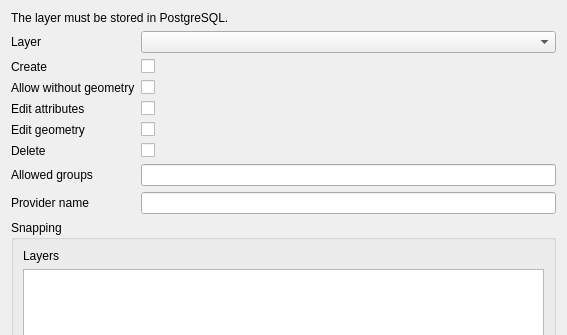
The window that lizmap/resources/ui/ui_form_edition.ui (3liz/lizmap-plugin) describes before a commit, drawn with Qt 5; both pictures show x 0 to 567 and y 0 to 335 of the 567 by 517 pixel window.
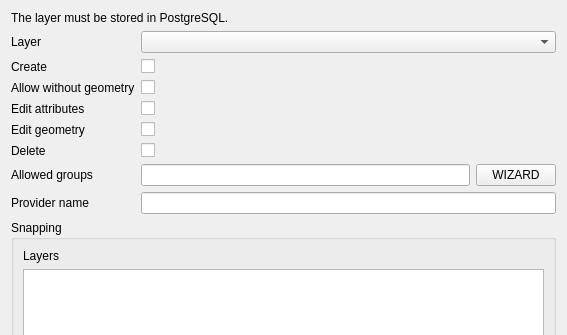
The same window after the commit. Custom widgets are drawn as their Qt base class.

Commit message: UX - Add new wizard for group

```diff
--- a/lizmap/resources/ui/ui_form_edition.ui
+++ b/lizmap/resources/ui/ui_form_edition.ui
@@ -112,9 +112,6 @@
        </property>
       </widget>
      </item>
-     <item row="6" column="1">
-      <widget class="QLineEdit" name="allowed_groups"/>
-     </item>
      <item row="6" column="0">
       <widget class="QLabel" name="label_allowed_groups">
        <property name="text">
@@ -122,6 +119,20 @@
        </property>
       </widget>
      </item>
+     <item row="6" column="1">
+      <layout class="QHBoxLayout" name="horizontalLayout">
+       <item>
+        <widget class="QLineEdit" name="allowed_groups"/>
+       </item>
+       <item>
+        <widget class="QPushButton" name="button_wizard_group">
+         <property name="text">
+          <string notr="true">WIZARD</string>
+         </property>
+        </widget>
+       </item>
+      </layout>
+     </item>
      <item row="7" column="0">
       <widget class="QLabel" name="label_provider">
        <property name="text">
```
The commit also changes 12 other files.
